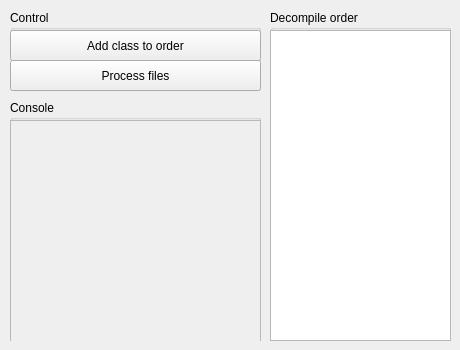
Above: res/MainForm.ui from Monsler/JDT before the change. Below: the same form after it.
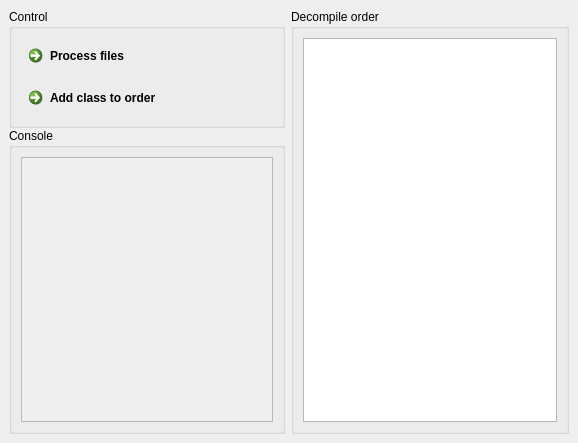
That is the form after the change.

What changed in the file:
```diff
--- a/res/MainForm.ui
+++ b/res/MainForm.ui
@@ -6,74 +6,37 @@
    <rect>
     <x>0</x>
     <y>0</y>
-    <width>460</width>
-    <height>350</height>
+    <width>578</width>
+    <height>443</height>
    </rect>
   </property>
   <property name="windowTitle">
    <string>MainWindow</string>
   </property>
   <widget class="QWidget" name="centralwidget">
+   <layout class="QVBoxLayout" name="verticalLayout">
+    <item>
+     <layout class="QGridLayout" name="gridLayout">
+      <property name="sizeConstraint">
+       <enum>QLayout::SetMaximumSize</enum>
+      </property>
+      <property name="leftMargin">
+       <number>0</number>
+      </property>
+      <property name="verticalSpacing">
+       <number>0</number>
+      </property>
+      <item row="0" column="0" colspan="2">
    <widget class="QGroupBox" name="groupBox">
-    <property name="geometry">
-     <rect>
-      <x>270</x>
-      <y>10</y>
-      <width>181</width>
-      <height>331</height>
-     </rect>
-    </property>
-    <property name="title">
-     <string>Decompile order</string>
-    </property>
-    <widget class="QListWidget" name="filesList">
-     <property name="geometry">
-      <rect>
-       <x>0</x>
-       <y>20</y>
-       <width>181</width>
-       <height>311</height>
-      </rect>
-     </property>
-    </widget>
-   </widget>
-   <widget class="QGroupBox" name="groupBox_2">
-    <property name="geometry">
-     <rect>
-      <x>10</x>
-      <y>10</y>
-      <width>251</width>
-      <height>81</height>
-     </rect>
-    </property>
     <property name="title">
      <string>Control</string>
     </property>
-    <widget class="QPushButton" name="add">
-     <property name="geometry">
-      <rect>
-       <x>0</x>
-       <y>20</y>
-       <width>251</width>
-       <height>31</height>
-      </rect>
-     </property>
-     <property name="cursor">
-      <cursorShape>PointingHandCursor</cursorShape>
-     </property>
-     <property name="text">
-      <string>Add class to order</string>
-     </property>
-    </widget>
-    <widget class="QPushButton" name="process">
-     <property name="geometry">
-      <rect>
-       <x>0</x>
-       <y>50</y>
-       <width>251</width>
-       <height>31</height>
-      </rect>
-     </property>
+        <property name="flat">
+         <bool>false</bool>
+        </property>
+        <layout class="QVBoxLayout" name="verticalLayout_3">
+         <item>
+          <widget class="QCommandLinkButton" name="process">
      <property name="cursor">
       <cursorShape>PointingHandCursor</cursorShape>
      </property>
@@ -81,33 +44,51 @@
       <string>Process files</string>
      </property>
     </widget>
-   </widget>
+         </item>
+         <item>
+          <widget class="QCommandLinkButton" name="add">
+           <property name="cursor">
+            <cursorShape>PointingHandCursor</cursorShape>
+           </property>
+           <property name="text">
+            <string>Add class to order</string>
+           </property>
+          </widget>
+         </item>
+        </layout>
+       </widget>
+      </item>
+      <item row="0" column="2" rowspan="2">
+       <widget class="QGroupBox" name="groupBox_2">
+        <property name="title">
+         <string>Decompile order</string>
+        </property>
+        <layout class="QVBoxLayout" name="verticalLayout_4">
+         <item>
+          <widget class="QListWidget" name="filesList"/>
+         </item>
+        </layout>
+       </widget>
+      </item>
+      <item row="1" column="0" colspan="2">
    <widget class="QGroupBox" name="groupBox_3">
-    <property name="geometry">
-     <rect>
-      <x>10</x>
-      <y>100</y>
-      <width>251</width>
-      <height>241</height>
-     </rect>
-    </property>
     <property name="title">
      <string>Console</string>
     </property>
+        <layout class="QVBoxLayout" name="verticalLayout_2">
+         <item>
     <widget class="QTextEdit" name="console">
      <property name="enabled">
       <bool>false</bool>
      </property>
-     <property name="geometry">
-      <rect>
-       <x>0</x>
-       <y>20</y>
-       <width>251</width>
-       <height>231</height>
-      </rect>
-     </property>
-    </widget>
-   </widget>
+          </widget>
+         </item>
+        </layout>
+       </widget>
+      </item>
+     </layout>
+    </item>
+   </layout>
   </widget>
  </widget>
  <resources/>
```
Lines whose indentation alone changed are shown as unchanged.
